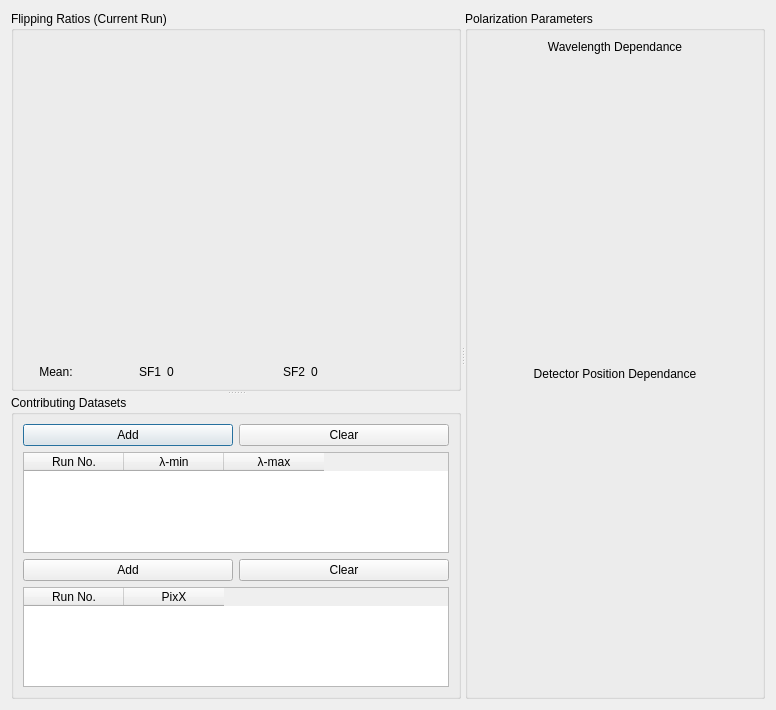
This is designer/polarization_dialog.ui in aglavic/quicknxs as Qt 5 draws it before an edit. The edited form follows.
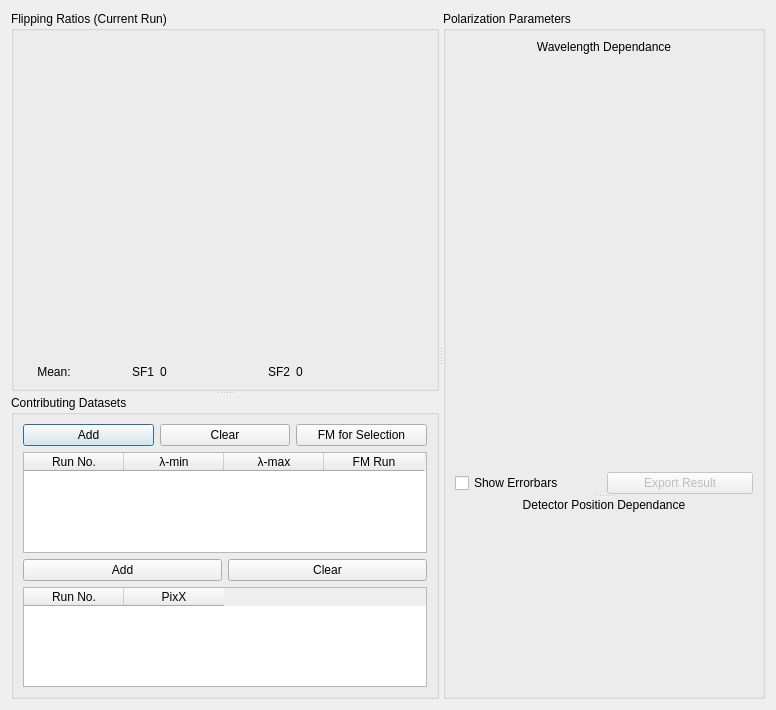
This is the edited form. Custom widgets are drawn as their Qt base class.

Commit message: Calculate all polarization parameters from direct beam and ferromagnetic sample measurement and fit the results

What changed in the file:
```diff
--- a/designer/polarization_dialog.ui
+++ b/designer/polarization_dialog.ui
@@ -158,6 +158,13 @@
             </property>
            </widget>
           </item>
+          <item>
+           <widget class="QPushButton" name="pushButton_5">
+            <property name="text">
+             <string>FM for Selection</string>
+            </property>
+           </widget>
+          </item>
          </layout>
         </item>
         <item>
@@ -168,6 +175,12 @@
             <verstretch>1</verstretch>
            </sizepolicy>
           </property>
+          <property name="selectionMode">
+           <enum>QAbstractItemView::SingleSelection</enum>
+          </property>
+          <property name="selectionBehavior">
+           <enum>QAbstractItemView::SelectRows</enum>
+          </property>
           <column>
            <property name="text">
             <string>Run No.</string>
@@ -183,6 +196,11 @@
             <string>λ-max</string>
            </property>
           </column>
+          <column>
+           <property name="text">
+            <string>FM Run</string>
+           </property>
+          </column>
          </widget>
         </item>
         <item>
@@ -232,6 +250,16 @@
       </property>
       <layout class="QVBoxLayout" name="verticalLayout_3">
        <item>
+        <widget class="QSplitter" name="splitter_3">
+         <property name="orientation">
+          <enum>Qt::Vertical</enum>
+         </property>
+         <widget class="QWidget" name="widget_2" native="true">
+          <layout class="QVBoxLayout" name="verticalLayout_5">
+           <property name="margin">
+            <number>0</number>
+           </property>
+           <item>
         <widget class="QLabel" name="label">
          <property name="sizePolicy">
           <sizepolicy hsizetype="Preferred" vsizetype="Fixed">
@@ -251,6 +279,34 @@
         <widget class="MPLWidget" name="wavelengthPol" native="true"/>
        </item>
        <item>
+            <layout class="QHBoxLayout" name="horizontalLayout_5">
+             <item>
+              <widget class="QCheckBox" name="polErrorbars">
+               <property name="text">
+                <string>Show Errorbars</string>
+               </property>
+              </widget>
+             </item>
+             <item>
+              <widget class="QPushButton" name="exportButton">
+               <property name="enabled">
+                <bool>false</bool>
+               </property>
+               <property name="text">
+                <string>Export Result</string>
+               </property>
+              </widget>
+             </item>
+            </layout>
+           </item>
+          </layout>
+         </widget>
+         <widget class="QWidget" name="widget" native="true">
+          <layout class="QVBoxLayout" name="verticalLayout_4">
+           <property name="margin">
+            <number>0</number>
+           </property>
+           <item>
         <widget class="QLabel" name="label_4">
          <property name="sizePolicy">
           <sizepolicy hsizetype="Preferred" vsizetype="Fixed">
@@ -275,6 +331,10 @@
    </item>
   </layout>
  </widget>
+    </widget>
+   </item>
+  </layout>
+ </widget>
  <customwidgets>
   <customwidget>
    <class>MPLWidget</class>
```
Left out of the diff: 70 changed lines with no effect on the pictures. Lines whose indentation alone changed are shown as unchanged. The commit also changes 2 other files.
